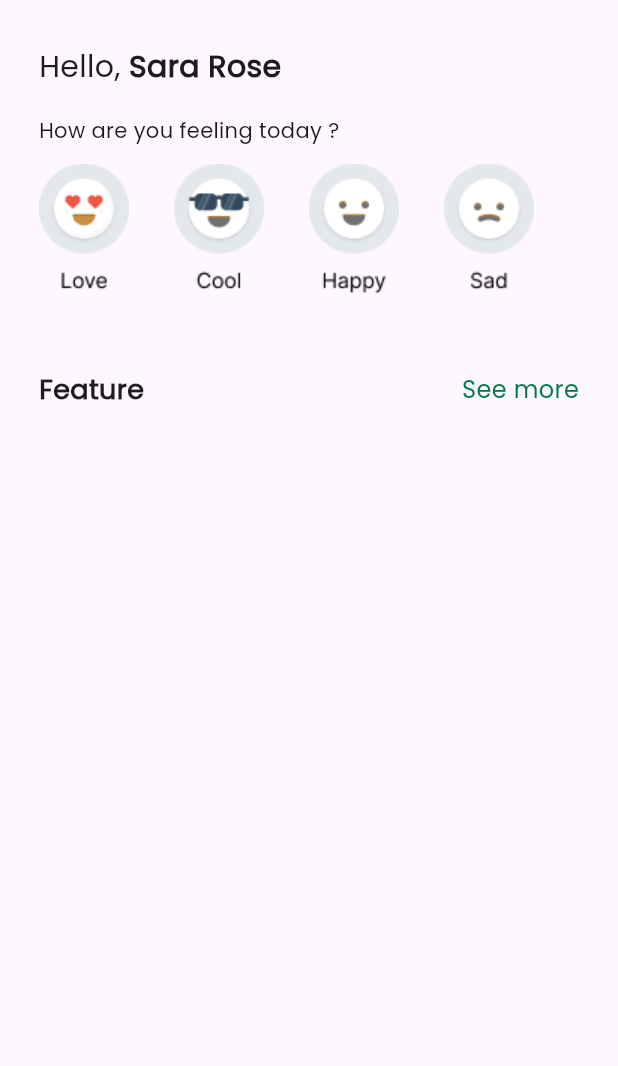
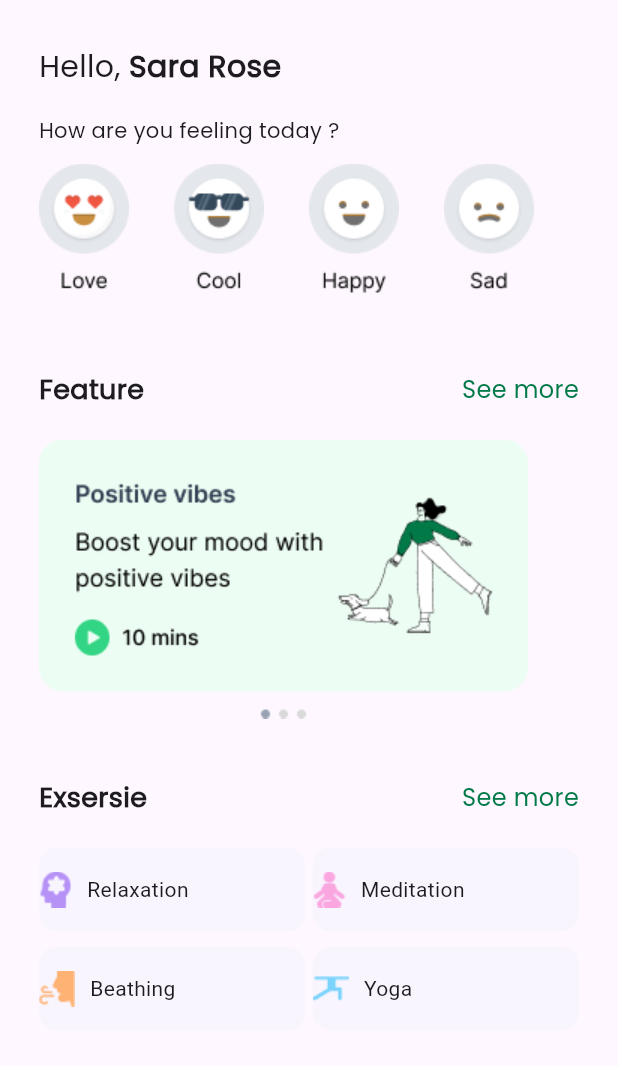
Before and after one commit to Ibrahim8545/c11_exam_sun_online, a Flutter app: the screen it shows after launch, on a phone screen of 412 x 824 dp, the part 150-1216 px from its top. Run offline on Flutter 3.47's test engine with Material 3 defaults, Android fonts, the phone set to English and light mode, and no system bars.

Commit message:
home screen part two finsish card item

```diff
--- a/lib/home_screen_two/home_screen_two.dart
+++ b/lib/home_screen_two/home_screen_two.dart
@@ -1,5 +1,5 @@
 import 'package:flutter/material.dart';
-import 'package:routequiz/home_screen_one/widget_part_one/custom_app_bar.dart';
+import 'package:routequiz/home_screen_two/widget/card_items.dart';
 import 'package:routequiz/home_screen_two/widget/custom_app_bar.dart';
 import 'package:routequiz/utlis/styles.dart';
 
@@ -9,8 +9,7 @@ class HomeScreenTwo extends StatelessWidget {
   @override
   Widget build(BuildContext context) {
     return Scaffold(
-      body:
-       Padding(
+      body: Padding(
         padding: const EdgeInsets.only(
           top: 60,
           left: 26,
@@ -19,50 +18,128 @@ class HomeScreenTwo extends StatelessWidget {
         child: Column(
           crossAxisAlignment: CrossAxisAlignment.start,
           children: [
-            CustomAppBarTwo(),
-            SizedBox(height: 30,),
+            const CustomAppBarTwo(),
+            const SizedBox(
+              height: 30,
+            ),
             Row(
               children: [
-                const Text('Hello, ',style: Styles.textStyle20,),
-                Text('Sara Rose',style: Styles.textStyle20.copyWith(
-                  fontWeight: FontWeight.w600
-
+                const Text(
+                  'Hello, ',
+                  style: Styles.textStyle20,
                 ),
+                Text(
+                  'Sara Rose',
+                  style:
+                      Styles.textStyle20.copyWith(fontWeight: FontWeight.w600),
                 )
               ],
             ),
-              const SizedBox(height: 18,),
-               const Text('How are you feeling today ?',style: Styles.textStyle14,),
-               const SizedBox(height: 12,),
+            const SizedBox(
+              height: 18,
+            ),
+            const Text(
+              'How are you feeling today ?',
+              style: Styles.textStyle14,
+            ),
+            const SizedBox(
+              height: 12,
+            ),
             Row(
               children: [
                 Image.asset('assets/images/love.png'),
-                  const SizedBox(width: 30,),
+                const SizedBox(
+                  width: 30,
+                ),
                 Image.asset('assets/images/cool.png'),
-                   const SizedBox(width: 30,),
+                const SizedBox(
+                  width: 30,
+                ),
                 Image.asset('assets/images/happy.png'),
-                    const SizedBox(width: 30,),
+                const SizedBox(
+                  width: 30,
+                ),
                 Image.asset('assets/images/sad.png'),
               ],
             ),
-                const SizedBox(height: 50,),
+            const SizedBox(
+              height: 50,
+            ),
             Row(
               children: [
                 Text(
                   'Feature',
-                    style: Styles.textStyle18
-                        .copyWith(fontWeight: FontWeight.w600),
+                  style:
+                      Styles.textStyle18.copyWith(fontWeight: FontWeight.w600),
                 ),
                 const Spacer(),
                 Text(
                   'See more',
                   style: Styles.textStyle16.copyWith(
                       fontWeight: FontWeight.w500,
-                        color: const Color(0xff027A48
-)),
-                  )
+                      color: const Color(0xff027A48)),
+                ),
               ],
             ),
+            const SizedBox(
+              height: 20,
+            ),
+            Image.asset('assets/images/frame.png'),
+            const SizedBox(
+              height: 40,
+            ),
+            Row(
+              children: [
+                Text(
+                  'Exsersie',
+                  style:
+                      Styles.textStyle18.copyWith(fontWeight: FontWeight.w600),
+                ),
+                const Spacer(),
+                Text(
+                  'See more',
+                  style: Styles.textStyle16.copyWith(
+                      fontWeight: FontWeight.w500,
+                      color: const Color(0xff027A48)),
+                ),
+              ],
+            ),
+
+
+            const SizedBox(height: 20,),
+            Row(
+              children: [
+                CardItem(
+                  title: 'Relaxation',
+                   imagePath: 'assets/images/relx.png'
+                   ),
+                   const SizedBox(width: 5,),
+                   CardItem(
+                    title: 'Meditation',
+                     imagePath: 'assets/images/med.png'
+                     )
+
+              ],
+              ),
+              const SizedBox(height: 10,),
+              Row(
+              children: [
+                CardItem(
+                  title: 'Beathing',
+                   imagePath: 'assets/images/breth.png'
+                   ),
+                   const SizedBox(width: 5,),
+                   CardItem(
+                    title: 'Yoga',
+                     imagePath: 'assets/images/yoga.png'
+                     )
+
+              ],
+              ),
+
+
+
+
           ],
         ),
       ),
--- /dev/null
+++ b/lib/home_screen_two/widget/card_items.dart
@@ -0,0 +1,28 @@
+import 'package:flutter/material.dart';
+
+class CardItem extends StatelessWidget {
+  CardItem({super.key, required this.title, required this.imagePath});
+
+  final String title;
+  final String imagePath;
+
+  @override
+  Widget build(BuildContext context) {
+    return Expanded(
+      child: Container(
+        height: 56,
+        decoration: BoxDecoration(
+          color:const  Color(0xffF9F5FF),
+          borderRadius: BorderRadius.circular(12),
+        ),
+        child: Row(
+          children: [
+            Image.asset(imagePath, ),
+            const SizedBox(width: 10),
+            Text(title),
+          ],
+        ),
+      ),
+    );
+  }
+}
```
Also changed, not shown: assets/images/breth.png (added), assets/images/frame.png (added), assets/images/med.png (added), assets/images/relx.png (added), assets/images/yoga.png (added). Lines whose indentation alone changed are shown as unchanged.
